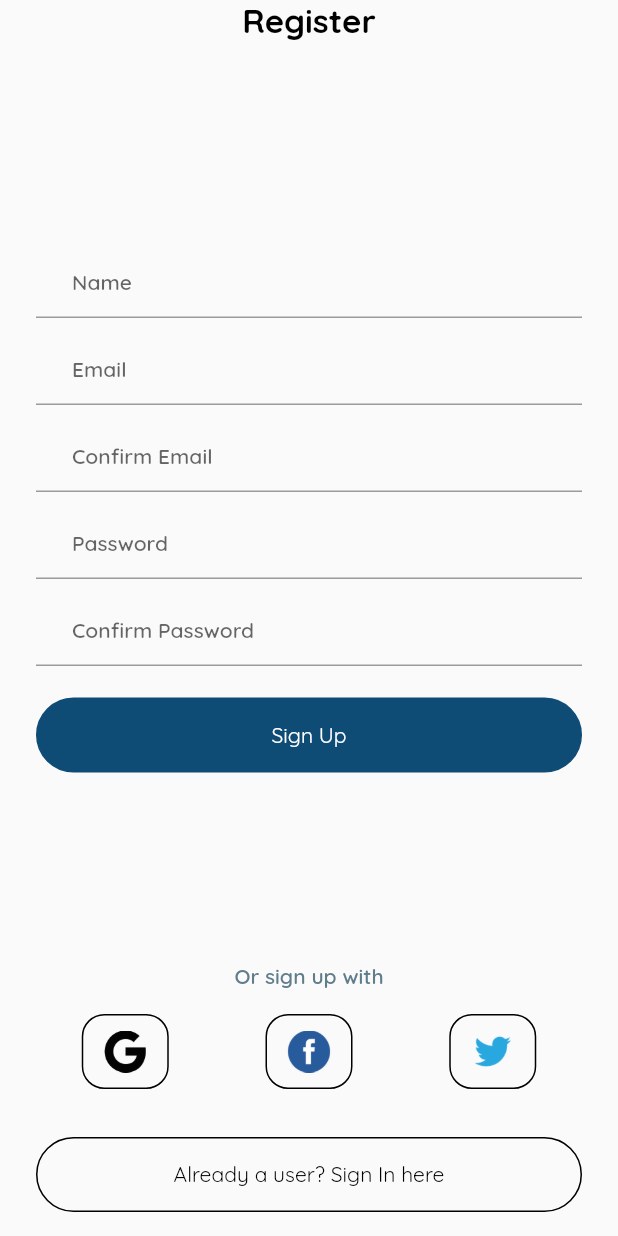
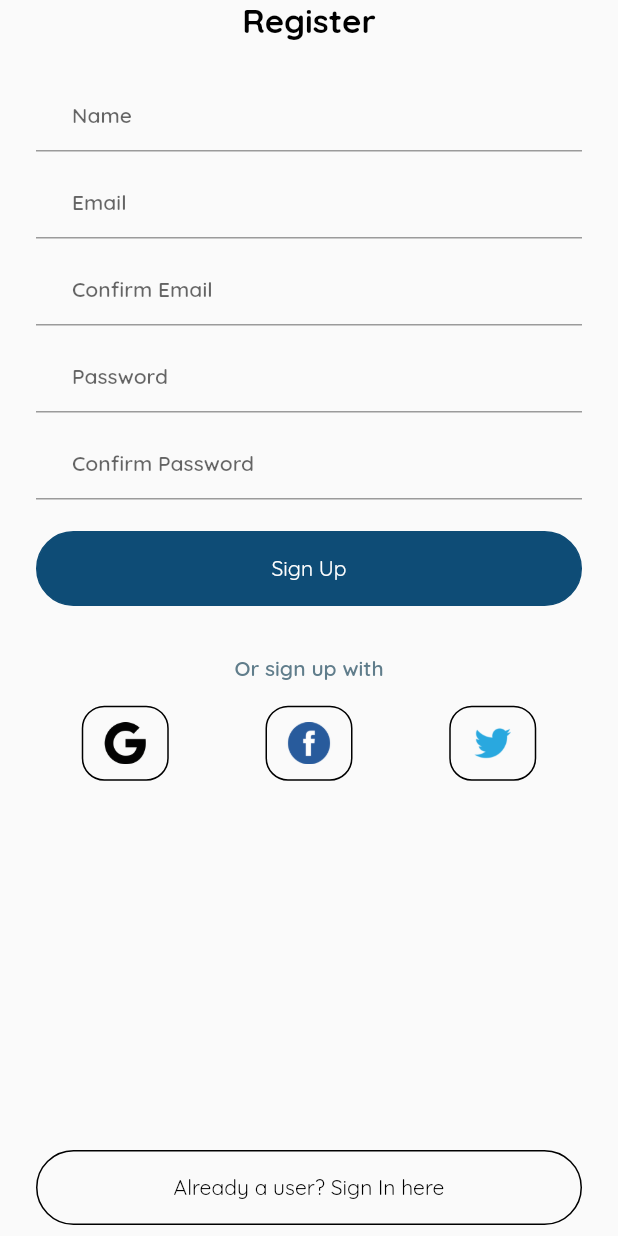
Before and after one commit to l-thatcher/Biblio, a Flutter app: the RegisterPage screen opened directly, on a phone screen of 412 x 824 dp. Run offline on Flutter 3.47's test engine with Material 2 defaults, Android fonts, the phone set to English and light mode, and no system bars; our stand-ins replace cloud_firestore, firebase_auth, firebase_core, flutter_keyboard_visibility, google_fonts, google_sign_in; missing offline and left inert: flutter_facebook_auth, twitter_login; accounts and stored records are empty; generated files the repository leaves out were written again.

Commit message:
few more front end tweaks

```diff
--- a/lib/screens/register_page.dart
+++ b/lib/screens/register_page.dart
@@ -130,7 +130,9 @@ class _RegisterPage extends State<RegisterPage> {
   Widget build(BuildContext context) {
       return KeyboardDismissOnTap(
         child: Scaffold(
-          body: SafeArea(
+          body: SingleChildScrollView(
+            physics: NeverScrollableScrollPhysics(),
+            child: SafeArea(
               child: Center(
                 child: Container(
                   width: double.infinity,
@@ -203,14 +205,25 @@ class _RegisterPage extends State<RegisterPage> {
                             },
                             isLoading: formLoading,
                           ),
-                      ],
-                    ),
-                    Visibility(
-                      visible: btnVisible,
+                          Container(
+                            margin: EdgeInsets.only(top: MediaQuery.of(context).size.height * 0.02),
                             child: Column(
                               children: [
                                 Text(AppLocalizations.of(context)!.alternateSignUp,style: constants.fadedText,),
                                 ThirdPartySignIn(),
+                              ],
+                            ),
+                          ),
+                        ],
+                      ),
+                      Container(
+                        margin: EdgeInsets.only(
+                          top: MediaQuery.of(context).size.height * 0.26
+                        ),
+                        child: Visibility(
+                          visible: btnVisible,
+                          child: Column(
+                            children: [
                               CustomButton(
                                 text: AppLocalizations.of(context)!.existingUserTxt,
                                 onPressed: () {
@@ -221,7 +234,9 @@ class _RegisterPage extends State<RegisterPage> {
                             ],
                           ),
                         ),
+                      ),
                     ],
+                  ),
                 ),
               ),
             ),
```
Lines whose indentation alone changed are shown as unchanged.
